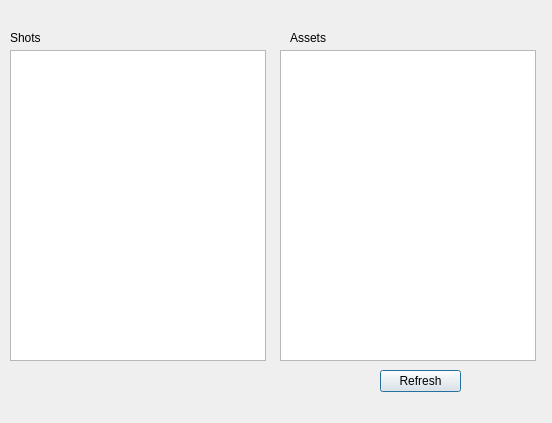
Before: the Qt Designer form python/app/ui/browserui.ui in soumitrasaxena1993/tk-multi-starterapp, drawn with Qt 5.
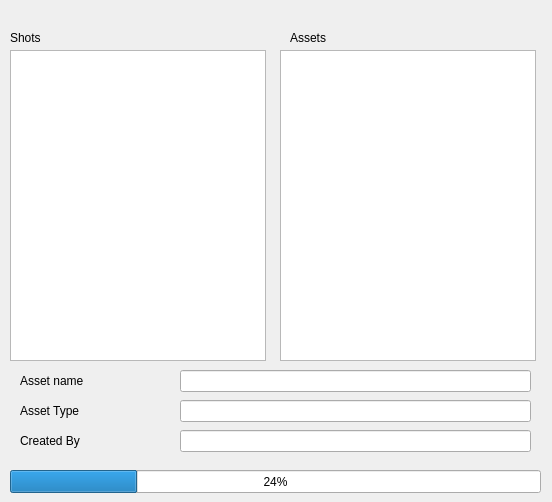
After: the same form once the commit is applied.

Commit message: Threading and MVC

Diff of the .ui file:
```diff
--- a/python/app/ui/browserui.ui
+++ b/python/app/ui/browserui.ui
@@ -7,7 +7,7 @@
     <x>0</x>
     <y>0</y>
     <width>552</width>
-    <height>423</height>
+    <height>502</height>
    </rect>
   </property>
   <property name="windowTitle">
@@ -59,17 +59,86 @@
     </rect>
    </property>
   </widget>
-  <widget class="QPushButton" name="pushButton">
+  <widget class="QProgressBar" name="progressBar">
    <property name="geometry">
     <rect>
-     <x>380</x>
+     <x>10</x>
+     <y>470</y>
+     <width>531</width>
+     <height>23</height>
+    </rect>
+   </property>
+   <property name="value">
+    <number>24</number>
+   </property>
+  </widget>
+  <widget class="QLabel" name="label_3">
+   <property name="geometry">
+    <rect>
+     <x>20</x>
      <y>370</y>
      <width>81</width>
-     <height>22</height>
+     <height>21</height>
     </rect>
    </property>
    <property name="text">
-    <string>Refresh</string>
+    <string>Asset name</string>
+   </property>
+  </widget>
+  <widget class="QLabel" name="label_4">
+   <property name="geometry">
+    <rect>
+     <x>20</x>
+     <y>400</y>
+     <width>131</width>
+     <height>21</height>
+    </rect>
+   </property>
+   <property name="text">
+    <string>Asset Type</string>
+   </property>
+  </widget>
+  <widget class="QLabel" name="label_5">
+   <property name="geometry">
+    <rect>
+     <x>20</x>
+     <y>430</y>
+     <width>121</width>
+     <height>21</height>
+    </rect>
+   </property>
+   <property name="text">
+    <string>Created By</string>
+   </property>
+  </widget>
+  <widget class="QLineEdit" name="asset_name">
+   <property name="geometry">
+    <rect>
+     <x>180</x>
+     <y>370</y>
+     <width>351</width>
+     <height>22</height>
+    </rect>
+   </property>
+  </widget>
+  <widget class="QLineEdit" name="asset_type">
+   <property name="geometry">
+    <rect>
+     <x>180</x>
+     <y>400</y>
+     <width>351</width>
+     <height>22</height>
+    </rect>
+   </property>
+  </widget>
+  <widget class="QLineEdit" name="created_by">
+   <property name="geometry">
+    <rect>
+     <x>180</x>
+     <y>430</y>
+     <width>351</width>
+     <height>22</height>
+    </rect>
    </property>
   </widget>
  </widget>
```
The commit also changes 2 other files.
